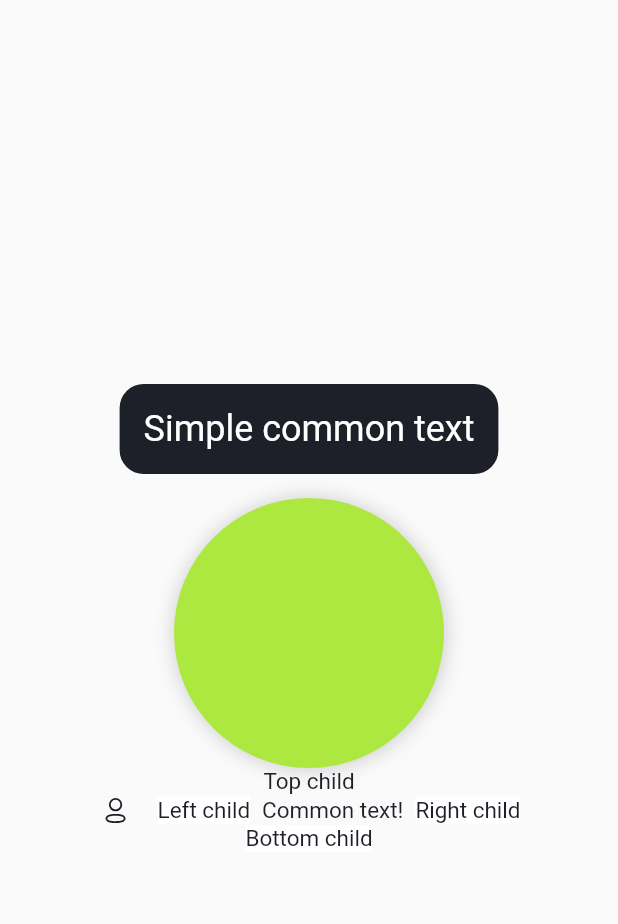
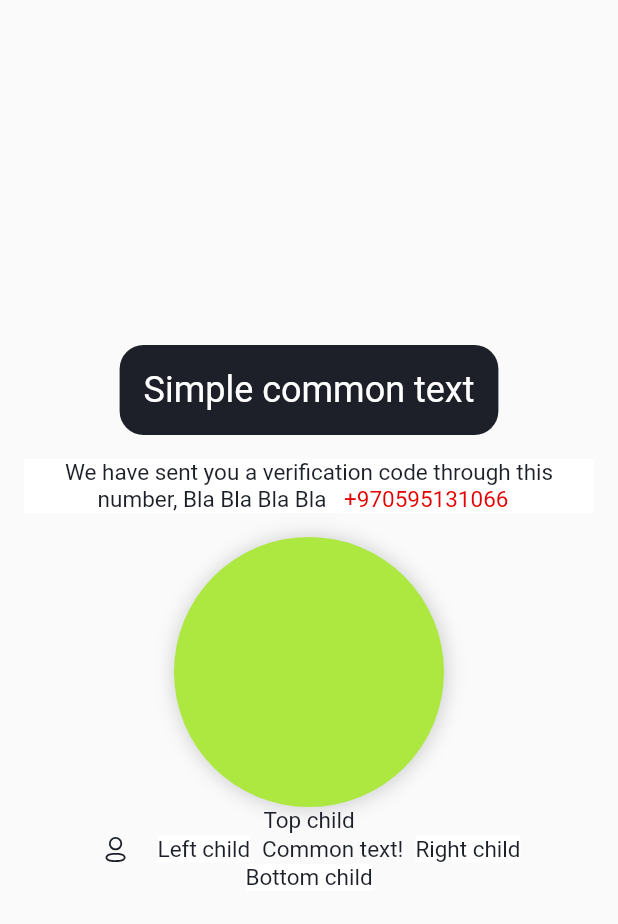
Before and after one commit to hassanannajjar/common_ui_toolkit, a Flutter app: the screen it shows after launch, on a phone screen of 412 x 824 dp. Shown: the top 924 px of the screen. Run offline on Flutter 3.47's test engine with Material 2 defaults, Android fonts, the phone set to English and light mode, and no system bars; our stand-ins replace flutter_svg.

Commit message:
Added inlineSpans to common text #4

```diff
--- a/example/lib/main.dart
+++ b/example/lib/main.dart
@@ -31,6 +31,7 @@ class MyHomePage extends StatelessWidget {
             containerStyle: CommonContainerModel(
               padding: 16.0,
               borderRaduis: 16.0,
+              marginBottom: 16.0,
               backgroundColor: BLACK_COLOR,
             ),
             style: CommonTextStyles().h2Style().copyWith(
@@ -42,6 +43,22 @@ class MyHomePage extends StatelessWidget {
             onPress: () {
               print('Simple common text pressed');
             },
+          ),
+          CommonText(
+            containerStyle: CommonContainerModel(marginHorizontal: 16.0),
+            text:
+                'We have sent you a verification code through this number, Bla Bla Bla Bla ',
+            inlineSpans: [
+              WidgetSpan(
+                child: CommonText(
+                  text: '+970595131066',
+                  style: CommonTextModel(fontColor: RED_COLOR),
+                  containerStyle: CommonContainerModel(marginHorizontal: 8.0),
+                ),
+              ),
+              // TextSpan(
+              //     text: '+970595131066', style: TextStyle(color: Colors.red))
+            ],
           ),
           CommonContainer(
             onPress: () {
@@ -70,6 +87,7 @@ class MyHomePage extends StatelessWidget {
                 ),
           ),
           CommonText(
+            onPress: () {},
             iconPath: 'assets/icons/account_icon.svg',
             text: 'Common text!',
             containerStyle: CommonContainerModel(
--- a/lib/components/common_text/CommonText.dart
+++ b/lib/components/common_text/CommonText.dart
@@ -31,6 +31,8 @@ class CommonText extends StatelessWidget {
   /// text and iconPath
   String? text, iconPath;
 
+  List<InlineSpan>? inlineSpans;
+
   /// left, right, top and bottom children widgets around the common text
   Widget? leftChild, rightChild, topChild, bottomChild;
 
@@ -42,6 +44,7 @@ class CommonText extends StatelessWidget {
     this.rightChild,
     this.topChild,
     this.bottomChild,
+    this.inlineSpans,
     this.style,
     this.containerStyle,
   });
@@ -61,6 +64,7 @@ class CommonText extends StatelessWidget {
         iconPath,
         style,
         text,
+        inlineSpans,
       ),
     );
   }
--- a/lib/components/common_text/CommonTextTree.dart
+++ b/lib/components/common_text/CommonTextTree.dart
@@ -9,6 +9,7 @@ renderCommonTextTree(
   iconPath,
   style,
   text,
+  inlineSpans,
 ) =>
     Column(
       children: [
@@ -31,6 +32,7 @@ renderCommonTextTree(
                 textWidthBasis: style!.textWidthBasis,
                 text: TextSpan(
                   text: text,
+                  children: inlineSpans,
                   style: TextStyle(
                     decoration: style!.textDecoration,
                     color: Color(style!.fontColor!),
--- a/lib/utils/Constants.dart
+++ b/lib/utils/Constants.dart
@@ -5,6 +5,7 @@ import 'dart:ui';
 //   **** Colors *****
 const BLACK_COLOR = 0xFF1D2029;
 const WHITE_COLOR = 0xFFFFFFFF;
+const RED_COLOR = 0xFFE40000;
 const TRANSPARENT_COLOR = 0x00444445;
 
 // ----------------------------------------
```
